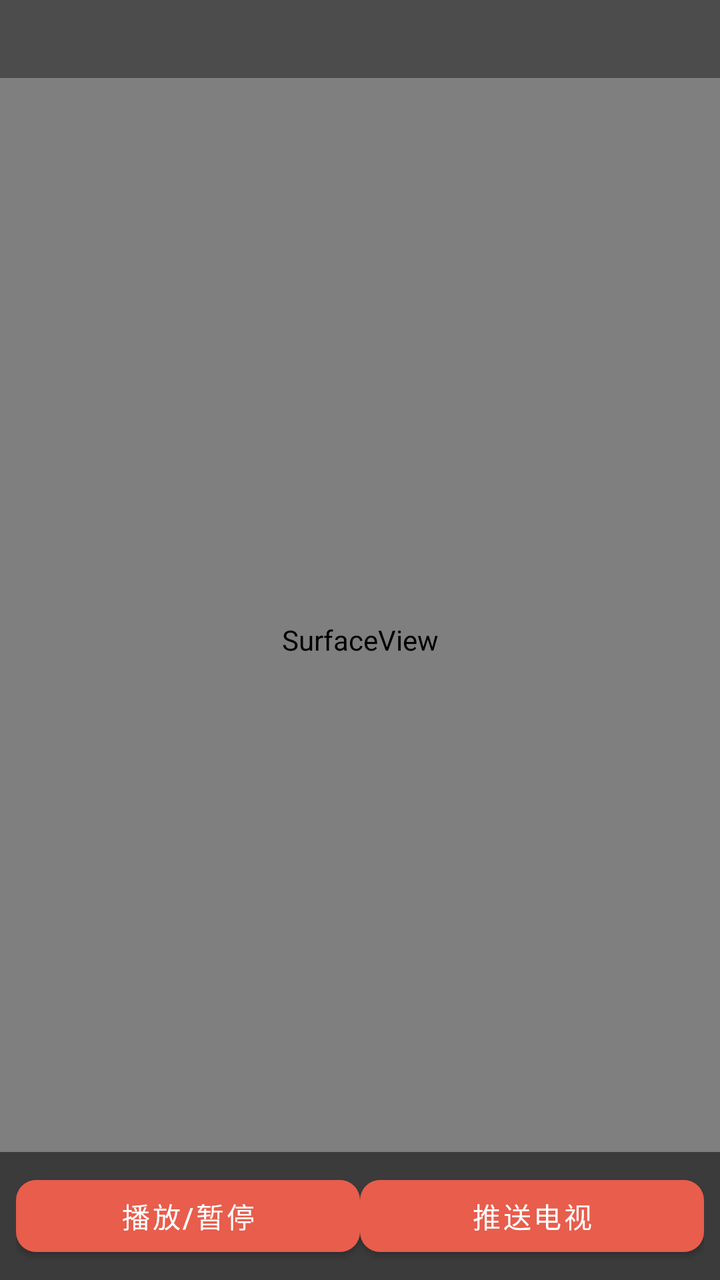
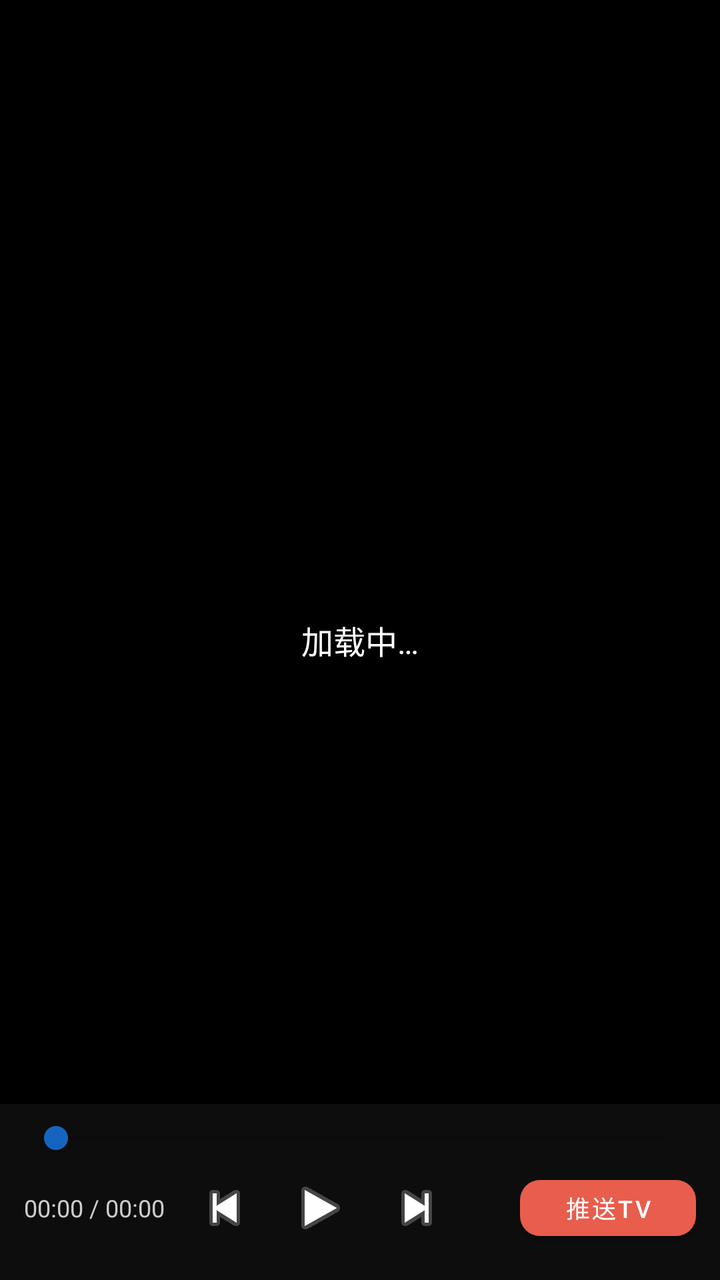

Two renders of the same Android screen: before a commit and after it. Below are the layout's source before the change and the commit's diff.
<!-- AndroidManifest.xml: application theme Theme.HongguoPhone -->
<!-- res/layout/activity_local_player.xml -->
<?xml version="1.0" encoding="utf-8"?>
<FrameLayout xmlns:android="http://schemas.android.com/apk/res/android"
    android:layout_width="match_parent"
    android:layout_height="match_parent"
    android:background="#000">
    <SurfaceView
        android:id="@+id/surface"
        android:layout_width="match_parent"
        android:layout_height="match_parent"
        android:layout_gravity="center" />
    <TextView
        android:id="@+id/title"
        android:layout_width="match_parent"
        android:layout_height="wrap_content"
        android:layout_gravity="top"
        android:background="#66000000"
        android:padding="10dp"
        android:textColor="#FFFFFF"
        android:textSize="14sp" />
    <LinearLayout
        android:layout_width="match_parent"
        android:layout_height="wrap_content"
        android:layout_gravity="bottom"
        android:orientation="horizontal"
        android:background="#88000000"
        android:padding="8dp">
        <Button android:id="@+id/btnPlayPause" android:layout_width="0dp"
            android:layout_weight="1" android:layout_height="wrap_content"
            android:text="播放/暂停" />
        <Button android:id="@+id/btnPush" android:layout_width="0dp"
            android:layout_weight="1" android:layout_height="wrap_content"
            android:text="推送电视" />
    </LinearLayout>
</FrameLayout>
<!-- resources referenced by this layout -->
<resources>
  <style name="Theme.HongguoPhone" parent="Theme.MaterialComponents.Light.NoActionBar">
          <item name="colorPrimary">@color/hg_primary</item>
          <item name="colorPrimaryVariant">@color/hg_primary_dark</item>
          <item name="colorSecondary">@color/hg_secondary</item>
          <item name="colorOnPrimary">@android:color/white</item>
          <item name="colorOnSecondary">@android:color/white</item>
          <item name="android:statusBarColor">@color/hg_primary_dark</item>
          <item name="android:navigationBarColor">@color/hg_surface</item>
          <item name="android:windowBackground">@color/hg_bg</item>
          <item name="materialButtonStyle">@style/WidgetHongguoButton</item>
      </style>
  <color name="hg_primary">#E85D4C</color>
  <color name="hg_primary_dark">#C62828</color>
  <color name="hg_secondary">#1565C0</color>
  <color name="hg_surface">#FFFFFF</color>
  <color name="hg_bg">#F5F7FA</color>
  <style name="WidgetHongguoButton" parent="Widget.MaterialComponents.Button">
          <item name="cornerRadius">@dimen/btn_radius</item>
          <item name="android:minHeight">48dp</item>
          <item name="backgroundTint">@color/hg_primary</item>
      </style>
  <dimen name="btn_radius">10dp</dimen>
</resources>

<!-- the commit's change to res/layout/activity_local_player.xml (unified diff, before → after) -->
@@ -1,34 +1,113 @@
 <?xml version="1.0" encoding="utf-8"?>
 <FrameLayout xmlns:android="http://schemas.android.com/apk/res/android"
+    android:id="@+id/root"
     android:layout_width="match_parent"
     android:layout_height="match_parent"
-    android:background="#000">
-    <SurfaceView
-        android:id="@+id/surface"
+    android:background="#000000"
+    android:keepScreenOn="true">
+
+    <TextureView
+        android:id="@+id/texture"
         android:layout_width="match_parent"
         android:layout_height="match_parent"
         android:layout_gravity="center" />
+
+    
+    <TextView
+        android:id="@+id/loading"
+        android:layout_width="wrap_content"
+        android:layout_height="wrap_content"
+        android:layout_gravity="center"
+        android:text="加载中…"
+        android:textColor="#FFFFFF"
+        android:textSize="16sp"
+        android:background="#66000000"
+        android:padding="12dp" />
+
+    
     <TextView
         android:id="@+id/title"
         android:layout_width="match_parent"
         android:layout_height="wrap_content"
         android:layout_gravity="top"
-        android:background="#66000000"
-        android:padding="10dp"
+        android:background="#99000000"
+        android:padding="12dp"
         android:textColor="#FFFFFF"
-        android:textSize="14sp" />
+        android:textSize="15sp"
+        android:maxLines="1"
+        android:ellipsize="end" />
+
+    
     <LinearLayout
+        android:id="@+id/controls"
         android:layout_width="match_parent"
         android:layout_height="wrap_content"
         android:layout_gravity="bottom"
-        android:orientation="horizontal"
-        android:background="#88000000"
-        android:padding="8dp">
-        <Button android:id="@+id/btnPlayPause" android:layout_width="0dp"
-            android:layout_weight="1" android:layout_height="wrap_content"
-            android:text="播放/暂停" />
-        <Button android:id="@+id/btnPush" android:layout_width="0dp"
-            android:layout_weight="1" android:layout_height="wrap_content"
-            android:text="推送电视" />
+        android:orientation="vertical"
+        android:background="#CC111111"
+        android:paddingTop="8dp"
+        android:paddingBottom="10dp"
+        android:paddingLeft="12dp"
+        android:paddingRight="12dp">
+
+        <SeekBar
+            android:id="@+id/seek"
+            android:layout_width="match_parent"
+            android:layout_height="wrap_content"
+            android:max="1000" />
+
+        <LinearLayout
+            android:layout_width="match_parent"
+            android:layout_height="wrap_content"
+            android:orientation="horizontal"
+            android:gravity="center_vertical">
+
+            <TextView
+                android:id="@+id/timeText"
+                android:layout_width="wrap_content"
+                android:layout_height="wrap_content"
+                android:text="00:00 / 00:00"
+                android:textColor="#CCCCCC"
+                android:textSize="12sp"
+                android:paddingEnd="8dp" />
+
+            <ImageButton
+                android:id="@+id/btnPrev"
+                android:layout_width="44dp"
+                android:layout_height="44dp"
+                android:background="?android:attr/selectableItemBackgroundBorderless"
+                android:src="@android:drawable/ic_media_previous"
+                android:contentDescription="上一集" />
+
+            <ImageButton
+                android:id="@+id/btnPlay"
+                android:layout_width="52dp"
+                android:layout_height="52dp"
+                android:background="?android:attr/selectableItemBackgroundBorderless"
+                android:src="@android:drawable/ic_media_play"
+                android:contentDescription="播放暂停" />
+
+            <ImageButton
+                android:id="@+id/btnNext"
+                android:layout_width="44dp"
+                android:layout_height="44dp"
+                android:background="?android:attr/selectableItemBackgroundBorderless"
+                android:src="@android:drawable/ic_media_next"
+                android:contentDescription="下一集" />
+
+            <View
+                android:layout_width="0dp"
+                android:layout_height="1dp"
+                android:layout_weight="1" />
+
+            <Button
+                android:id="@+id/btnPush"
+                android:layout_width="wrap_content"
+                android:layout_height="40dp"
+                android:text="推送TV"
+                android:textSize="12sp"
+                android:paddingLeft="10dp"
+                android:paddingRight="10dp" />
+        </LinearLayout>
     </LinearLayout>
 </FrameLayout>
